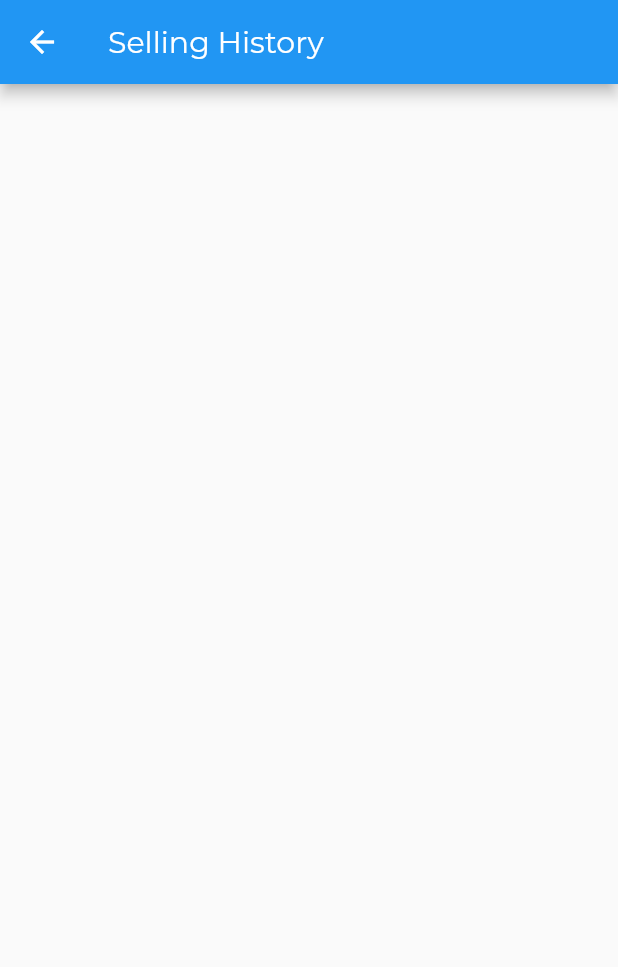
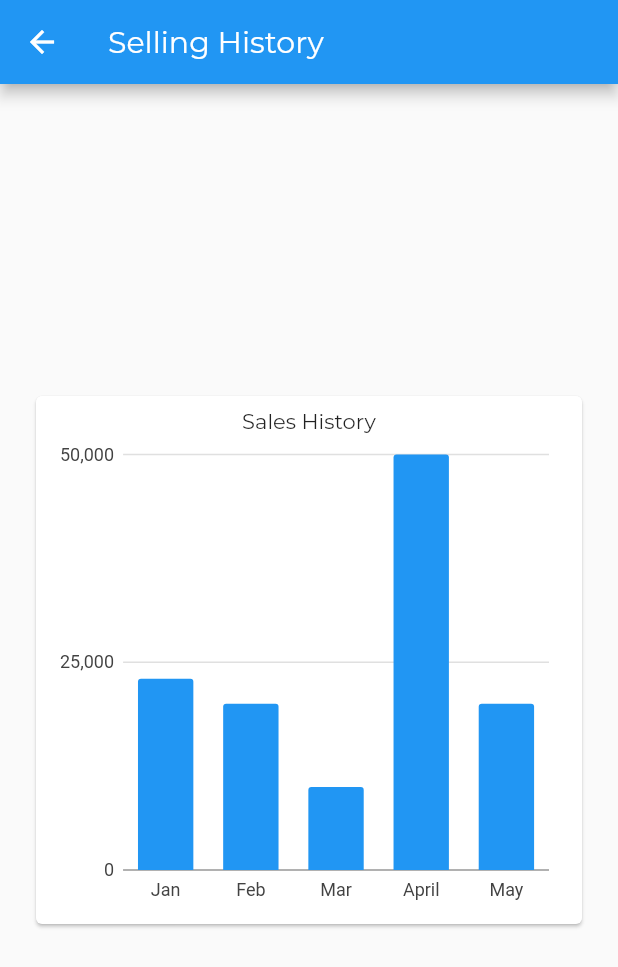
Before and after one commit to dulajdanu/teaSupplyChainWithBlockchain, a Flutter app: the HomePage screen opened directly, in the side drawer, after a tap on "Scan QR Code", on a phone screen of 412 x 824 dp. Shown: the top 967 px of the screen. Run offline on Flutter 3.47's test engine with Material 2 defaults, Android fonts, the phone set to English and light mode, and no system bars; our stand-ins replace charts_flutter; missing offline and left inert: qr_code_scanner.

Commit message:
qr code scanner sales chart and other basic components added

```diff
--- a/lib/SellingHistory.dart
+++ b/lib/SellingHistory.dart
@@ -1,4 +1,8 @@
 import 'package:flutter/material.dart';
+import 'package:charts_flutter/flutter.dart';
+import 'package:charts_flutter/flutter.dart' as charts;
+import 'package:teatruth/sales_chart.dart';
+import 'package:teatruth/sales_series.dart';
 
 class SellingRate extends StatefulWidget {
   @override
@@ -6,6 +10,29 @@ class SellingRate extends StatefulWidget {
 }
 
 class SellingRateState extends State<SellingRate> {
+  final List<SalesSeries> data = [
+    SalesSeries(
+        month: "Jan",
+        salesAmount: 23000,
+        barColor: charts.ColorUtil.fromDartColor(Colors.blue)),
+    SalesSeries(
+        month: "Feb",
+        salesAmount: 20000,
+        barColor: charts.ColorUtil.fromDartColor(Colors.blue)),
+    SalesSeries(
+        month: "Mar",
+        salesAmount: 10000,
+        barColor: charts.ColorUtil.fromDartColor(Colors.blue)),
+    SalesSeries(
+        month: "April",
+        salesAmount: 50000,
+        barColor: charts.ColorUtil.fromDartColor(Colors.blue)),
+    SalesSeries(
+        month: "May",
+        salesAmount: 20000,
+        barColor: charts.ColorUtil.fromDartColor(Colors.blue)),
+  ];
+
   @override
   Widget build(BuildContext context) {
     // TODO: implement build
@@ -13,6 +40,9 @@ class SellingRateState extends State<SellingRate> {
       appBar: AppBar(
         title: Text("Selling History"),
       ),
+      body: Center(
+        child: Sales_Chart(data: data),
+      ),
     );
   }
 }
--- a/lib/home.dart
+++ b/lib/home.dart
@@ -1,8 +1,11 @@
 import 'package:flutter/material.dart';
+import 'package:teatruth/sales_series.dart';
 import 'loginPage.dart';
 import 'QRScannerWidget.dart';
 import 'ProfilePage.dart';
 import 'SellingHistory.dart';
+import 'package:charts_flutter/flutter.dart' as charts;
+import 'Products.dart';
 
 class HomePage extends StatefulWidget {
   @override
@@ -38,6 +41,17 @@ class HomePageState extends State<HomePage> {
                     context,
                     MaterialPageRoute(
                         builder: (BuildContext context) => SellingRate()));
+              },
+              // Update the state of the app.
+              // ...
+            ),
+            ListTile(
+              title: Text('Products '),
+              onTap: () {
+                Navigator.push(
+                    context,
+                    MaterialPageRoute(
+                        builder: (BuildContext context) => Products()));
               },
               // Update the state of the app.
               // ...
@@ -117,12 +131,11 @@ class HomePageState extends State<HomePage> {
                       decoration: BoxDecoration(
                           borderRadius: BorderRadiusDirectional.circular(20),
                           color: Colors.amberAccent),
-                      constraints: BoxConstraints(
-                          minWidth: double.infinity, minHeight: 350),
+                      constraints: BoxConstraints(minWidth: double.infinity),
                       child: Column(
                         children: <Widget>[
                           Padding(
-                            padding: EdgeInsets.fromLTRB(0, 10, 0, 5),
+                            padding: EdgeInsets.all(10),
                             child: Text(
                               "Recent Transactions",
                               style: TextStyle(
@@ -131,28 +144,60 @@ class HomePageState extends State<HomePage> {
                               textAlign: TextAlign.center,
                             ),
                           ),
+                        ],
+                      )),
+                ),
+                Expanded(
+                  child: ListView(
+                    children: <Widget>[
+                      Padding(
+                          padding: EdgeInsets.all(10),
+                          child: Column(
+                            children: <Widget>[
                               ListTile(
                                 title: Text("Transaction 1"),
-                            subtitle: Text("Information About transaction 1"),
+                                subtitle:
+                                    Text("Information About transaction 1"),
                               ),
                               ListTile(
-                            title: Text("Transaction 1"),
-                            subtitle: Text("Information About transaction 1"),
+                                title: Text("Transaction 2"),
+                                subtitle:
+                                    Text("Information About transaction 2"),
                               ),
                               ListTile(
-                            title: Text("Transaction 1"),
-                            subtitle: Text("Information About transaction 1"),
+                                title: Text("Transaction 3"),
+                                subtitle:
+                                    Text("Information About transaction 3"),
                               ),
                               ListTile(
-                            title: Text("Transaction 1"),
-                            subtitle: Text("Information About transaction 1"),
+                                title: Text("Transaction 4"),
+                                subtitle:
+                                    Text("Information About transaction 4"),
                               ),
                               ListTile(
-                            title: Text("Transaction 1"),
-                            subtitle: Text("Information About transaction 1"),
-                          )
+                                title: Text("Transaction 5"),
+                                subtitle:
+                                    Text("Information About transaction 5"),
+                              ),
+                              ListTile(
+                                title: Text("Transaction 6"),
+                                subtitle:
+                                    Text("Information About transaction 6"),
+                              ),
+                              ListTile(
+                                title: Text("Transaction 7"),
+                                subtitle:
+                                    Text("Information About transaction 7"),
+                              ),
+                              ListTile(
+                                title: Text("Transaction 8"),
+                                subtitle:
+                                    Text("Information About transaction 8"),
+                              ),
                             ],
                           )),
+                    ],
+                  ),
                 )
               ],
             )
--- /dev/null
+++ b/lib/sales_chart.dart
@@ -0,0 +1,41 @@
+import 'package:flutter/material.dart';
+import 'package:flutter/widgets.dart';
+import 'package:teatruth/sales_series.dart';
+import 'package:charts_flutter/flutter.dart' as charts;
+
+class Sales_Chart extends StatelessWidget {
+  final List<SalesSeries> data;
+
+  Sales_Chart({@required this.data});
+  @override
+  Widget build(BuildContext context) {
+    List<charts.Series<SalesSeries, String>> series = [
+      charts.Series(
+          id: "Sales",
+          data: data,
+          domainFn: (SalesSeries series, _) => series.month,
+          measureFn: (SalesSeries series, _) => series.salesAmount,
+          colorFn: (SalesSeries series, _) => series.barColor)
+    ];
+    return Container(
+      height: 400,
+      padding: EdgeInsets.all(20),
+      child: Card(
+        child: Padding(
+          padding: EdgeInsets.all(8.0),
+          child: Column(
+            children: <Widget>[
+              Text("Sales History"),
+              Expanded(
+                child: charts.BarChart(
+                  series,
+                  animate: true,
+                ),
+              )
+            ],
+          ),
+        ),
+      ),
+    );
+  }
+}
--- /dev/null
+++ b/lib/sales_series.dart
@@ -0,0 +1,13 @@
+import 'package:charts_flutter/flutter.dart' as charts;
+import 'package:flutter/widgets.dart';
+
+class SalesSeries {
+  final String month;
+  final int salesAmount;
+  final charts.Color barColor;
+
+  SalesSeries(
+      {@required this.month,
+      @required this.salesAmount,
+      @required this.barColor});
+}
--- a/pubspec.yaml
+++ b/pubspec.yaml
@@ -21,6 +21,7 @@ dependencies:
     sdk: flutter
   # firebase_auth: ^0.14.0+9
   qr_code_scanner: ^0.0.12
+  charts_flutter: ^0.8.1
 
   # The following adds the Cupertino Icons font to your application.
   # Use with the CupertinoIcons class for iOS style icons.
@@ -45,6 +46,8 @@ flutter:
     - assets/images/tea.jpg
     - assets/images/tea1.png
     - assets/images/user.png
+    - assets/images/logo1.png
+    - assets/images/back.jpg
 
   #  - images/a_dot_ham.jpeg
 
```
Also changed, not shown: lib/Products.dart (added, +93 -0 lines), lib/QRScannerWidget.dart (+18 -3 lines), lib/loginPage.dart (+11 -8 lines), assets/images/back.jpg (added), assets/images/logo.png (added), assets/images/logo1.png (added), pubspec.lock. Lines whose indentation alone changed are shown as unchanged.
